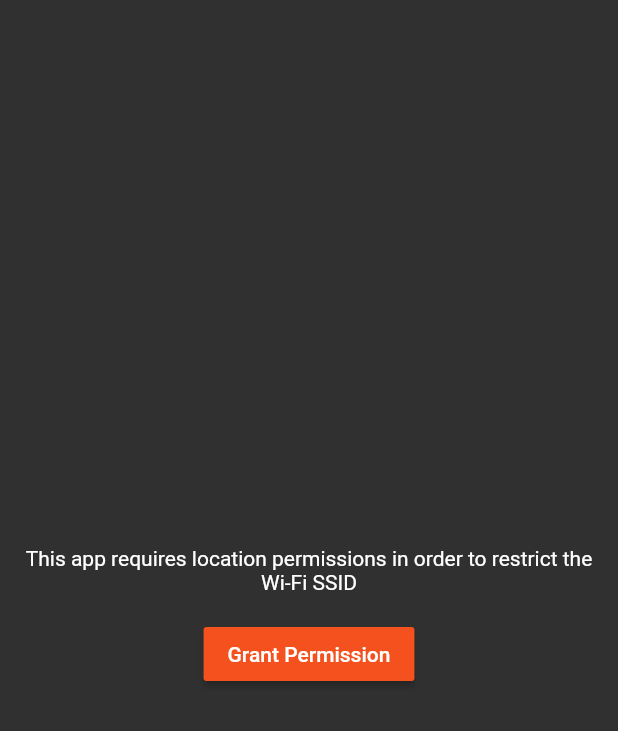
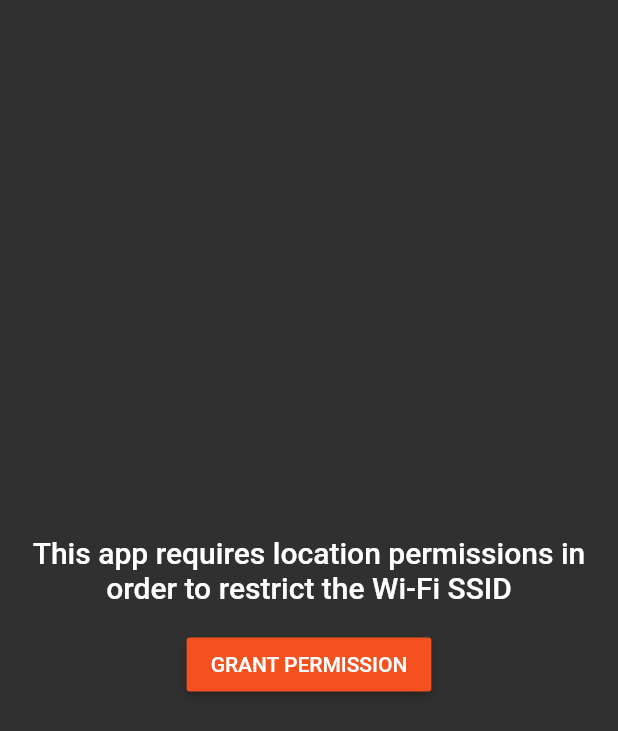
Before and after one commit to amake/router_remote2, a Flutter app: the LocationPermissionsPage widget shown alone on an empty page, opened directly, on a phone screen of 412 x 824 dp. Shown: the top 731 px of the screen. Run offline on Flutter 3.47's test engine with Material 2 defaults, Android fonts, the phone set to English and light mode, and no system bars; our stand-ins replace bloc, connectivity, equatable, flutter_bloc, shared_preferences; missing offline and left inert: location_permissions; accounts and stored records are empty; statements that could not run were skipped.

```diff
--- /dev/null
+++ b/lib/common_widgets.dart
@@ -0,0 +1,17 @@
+import 'package:flutter/material.dart';
+import 'package:flutter/widgets.dart';
+
+class MainMessageText extends StatelessWidget {
+  final String text;
+
+  const MainMessageText(this.text) : assert(text != null);
+
+  @override
+  Widget build(BuildContext context) {
+    return Text(
+      text,
+      textAlign: TextAlign.center,
+      style: Theme.of(context).textTheme.title,
+    );
+  }
+}
--- a/lib/location_permissions_page.dart
+++ b/lib/location_permissions_page.dart
@@ -2,6 +2,7 @@ import 'package:flutter/cupertino.dart';
 import 'package:flutter/material.dart';
 import 'package:flutter/widgets.dart';
 import 'package:flutter_bloc/flutter_bloc.dart';
+import 'package:router_remote2/common_widgets.dart';
 import 'package:router_remote2/location_permissions_bloc.dart';
 
 class LocationPermissionsPage extends StatefulWidget {
@@ -50,13 +51,11 @@ class _LocationPermissionsPageState extends State<LocationPermissionsPage>
             child: Column(
               mainAxisAlignment: MainAxisAlignment.center,
               children: <Widget>[
-                const Text(
-                  'This app requires location permissions in order to restrict the Wi-Fi SSID',
-                  textAlign: TextAlign.center,
-                ),
+                const MainMessageText(
+                    'This app requires location permissions in order to restrict the Wi-Fi SSID'),
                 const SizedBox(height: 16),
                 RaisedButton(
-                  child: _buttonTitle(currentState),
+                  child: Text(_buttonTitle(currentState).toUpperCase()),
                   onPressed: _buttonAction(currentState),
                 )
               ],
@@ -67,16 +66,16 @@ class _LocationPermissionsPageState extends State<LocationPermissionsPage>
     );
   }
 
-  Widget _buttonTitle(LocationPermissionsState currentState) {
+  String _buttonTitle(LocationPermissionsState currentState) {
     switch (currentState) {
       case LocationPermissionsState.granted:
-        return const Text('Already Granted');
+        return 'Already Granted';
       case LocationPermissionsState.querying: // fallthrough
       case LocationPermissionsState.unknown:
-        return const Text('Grant Permission');
+        return 'Grant Permission';
       case LocationPermissionsState.denied: // fallthrough
       case LocationPermissionsState.pending:
-        return const Text('Go to Settings app');
+        return 'Go to Settings app';
     }
     throw Exception('Unknown state: $currentState');
   }
```
Also changed, not shown: lib/required_settings.dart (+5 -3 lines), lib/vpn_control_page.dart (+2 -5 lines).
